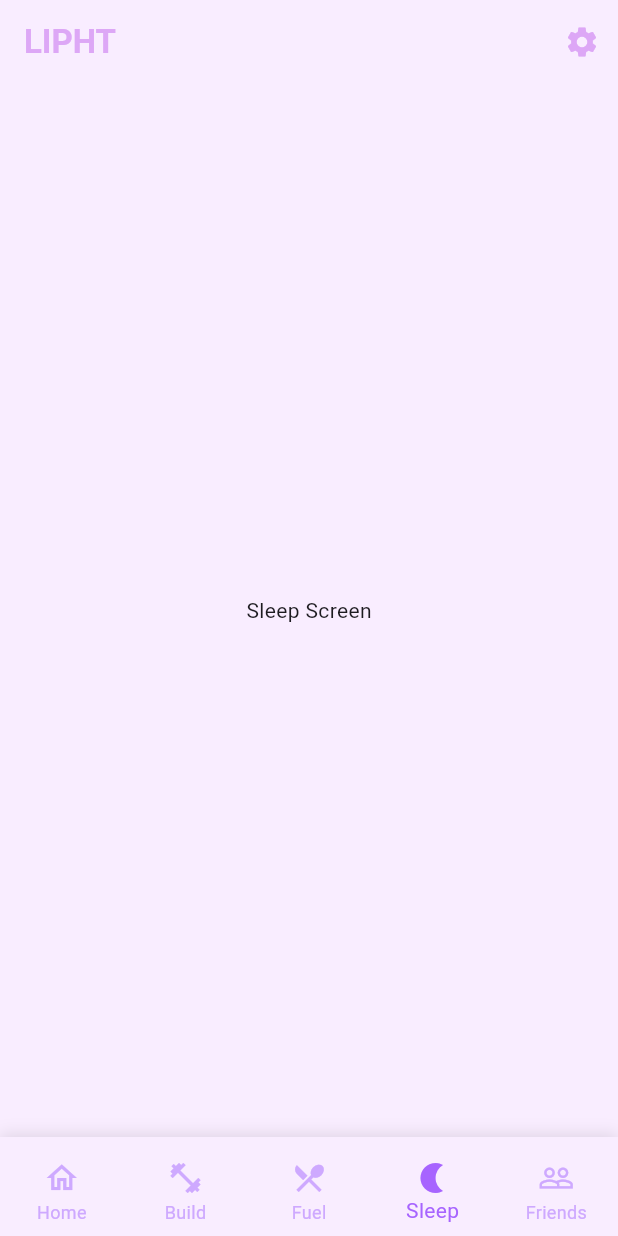
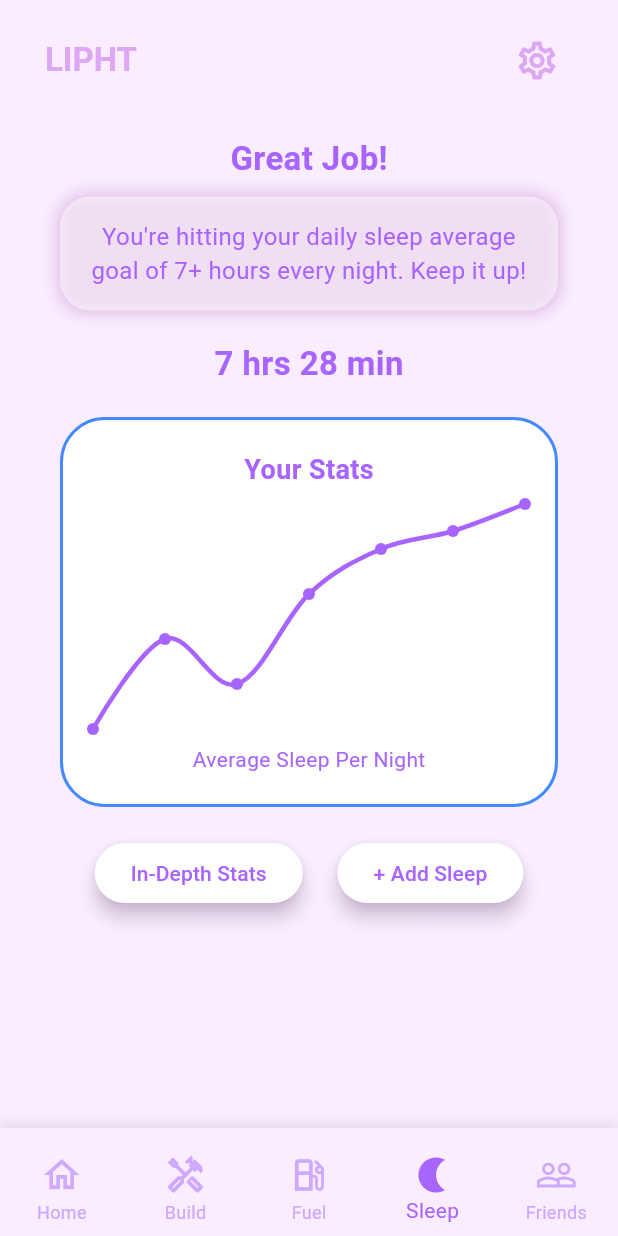
Before and after one commit to maynguyen26/lipht, a Flutter app: the MainLayout screen opened by its route, item 4 of the bottom bar chosen, on a phone screen of 412 x 824 dp. Run offline on Flutter 3.47's test engine with Material 3 defaults, Android fonts, the phone set to English and light mode, and no system bars; drawn by our look-alikes of fl_chart; our stand-ins replace cloud_firestore, connectivity_plus, firebase_auth, firebase_core, google_sign_in, sign_in_button; accounts and stored records are empty.

Commit message:
- Added sleep screen

```diff
--- a/lib/features/sleep/screens/sleep_screen.dart
+++ b/lib/features/sleep/screens/sleep_screen.dart
@@ -0,0 +1,157 @@
+import 'package:flutter/material.dart';
+import 'package:provider/provider.dart';
+import 'package:lipht/providers/auth_provider.dart';
+import 'package:lipht/routes/routes.dart';
+import 'package:fl_chart/fl_chart.dart';
+
+class SleepScreen extends StatelessWidget {
+  const SleepScreen({Key? key}) : super(key: key);
+
+  @override
+  Widget build(BuildContext context) {
+    return SingleChildScrollView(
+      child: Container(
+        color: const Color(0xFFF9EDFF),
+        child: Padding(
+          padding: EdgeInsets.symmetric(vertical: 10 , horizontal: 40),
+          child: Column(
+            crossAxisAlignment: CrossAxisAlignment.center,
+            children: [
+              Text(
+                "Great Job!",
+                style: TextStyle(
+                  fontSize: 22,
+                  fontWeight: FontWeight.bold,
+                  color: Color(0xFFA764FF),
+                ),
+              ),
+              SizedBox(height: 10),
+              Container(
+                padding: EdgeInsets.all(15),
+                decoration: BoxDecoration(
+                  color: Colors.white.withOpacity(0.5),
+                  borderRadius: BorderRadius.circular(20),
+                  boxShadow: [
+                    BoxShadow(
+                      color: Colors.purple.shade100,
+                      blurRadius: 8,
+                      spreadRadius: 2,
+                    ),
+                  ],
+                ),
+                child: Text(
+                  "You're hitting your daily sleep average goal of 7+ hours every night. Keep it up!",
+                  textAlign: TextAlign.center,
+                  style: TextStyle(color: Color(0xFFA764FF), fontSize: 16),
+                ),
+              ),
+              SizedBox(height: 20),
+              Text(
+                "7 hrs 28 min",
+                style: TextStyle(
+                  fontSize: 22,
+                  fontWeight: FontWeight.bold,
+                  color: Color(0xFFA764FF),
+                ),
+              ),
+              SizedBox(height: 20),
+              Container(
+                padding: EdgeInsets.all(20),
+                decoration: BoxDecoration(
+                  border: Border.all(color: Colors.blueAccent, width: 2),
+                  borderRadius: BorderRadius.circular(30),
+                  color: Colors.white,
+                ),
+                child: Column(
+                  children: [
+                    Text(
+                      "Your Stats",
+                      style: TextStyle(
+                        fontSize: 18,
+                        fontWeight: FontWeight.bold,
+                        color: Color(0xFFA764FF),
+                      ),
+                    ),
+                    SizedBox(height: 10),
+                    SizedBox(
+                      height: 150,
+                      child: LineChart(
+                        LineChartData(
+                          gridData: FlGridData(show: false),
+                          titlesData: FlTitlesData(show: false),
+                          borderData: FlBorderData(show: false),
+                          lineBarsData: [
+                            LineChartBarData(
+                              spots: [
+                                FlSpot(0, 5),
+                                FlSpot(1, 6),
+                                FlSpot(2, 5.5),
+                                FlSpot(3, 6.5),
+                                FlSpot(4, 7),
+                                FlSpot(5, 7.2),
+                                FlSpot(6, 7.5),
+                              ],
+                              isCurved: true,
+                              color: Color(0xFFA764FF),
+                              barWidth: 3,
+                              isStrokeCapRound: true,
+                            ),
+                          ],
+                        ),
+                      ),
+                    ),
+                    SizedBox(height: 10),
+                    Text(
+                      "Average Sleep Per Night",
+                      style: TextStyle(color: Color(0xFFA764FF), fontSize: 14),
+                    ),
+                  ],
+                ),
+              ),
+              SizedBox(height: 20),
+              Row(
+                mainAxisAlignment: MainAxisAlignment.spaceEvenly,
+                children: [
+                  ElevatedButton(
+                    onPressed: () {
+                      Navigator.of(context).pushNamed(Routes.sleepStats);
+                    },
+                    style: ElevatedButton.styleFrom(
+                      backgroundColor: Colors.white,
+                      shape: RoundedRectangleBorder(
+                        borderRadius: BorderRadius.circular(20),
+                      ),
+                      shadowColor: Colors.purple.shade100,
+                      elevation: 5,
+                    ),
+                    child: Text(
+                      "In-Depth Stats",
+                      style: TextStyle(color: Color(0xFFA764FF)),
+                    ),
+                  ),
+                  ElevatedButton(
+                    onPressed: () {
+                      Navigator.of(context).pushNamed(Routes.addSleep);
+                    },
+                    style: ElevatedButton.styleFrom(
+                      backgroundColor: Colors.white,
+                      shape: RoundedRectangleBorder(
+                        borderRadius: BorderRadius.circular(20),
+                      ),
+                      shadowColor: Colors.purple.shade100,
+                      elevation: 5,
+                    ),
+                    child: Text(
+                      "+ Add Sleep",
+                      style: TextStyle(color: Color(0xFFA764FF)),
+                    ),
+                  ),
+                ],
+              ),
+            ],
+          ),
+        ),
+      ),
+    );
+  }
+}
--- a/lib/presentation/screens/main_layout.dart
+++ b/lib/presentation/screens/main_layout.dart
@@ -4,6 +4,7 @@ import 'package:lipht/providers/auth_provider.dart';
 import 'package:lipht/presentation/widgets/bottom_nav_bar.dart';
 import 'package:lipht/features/home/screens/home_screen.dart';
 import 'package:lipht/features/build/screens/build_screen.dart';
+import 'package:lipht/features/sleep/screens/sleep_screen.dart';
 import 'package:lipht/routes/routes.dart';
 // Import other screen files when you create them
 // import 'package:lipht/features/fuel/screens/fuel_screen.dart';
@@ -81,6 +82,8 @@ class _MainLayoutState extends State<MainLayout> {
         backgroundColor: const Color(0xFFF9EDFF),
         elevation: 0,
         centerTitle: false,
+        titleSpacing: 30,
+        toolbarHeight: 80,
         title: const Text(
           'LIPHT',
           style: TextStyle(
@@ -89,13 +92,16 @@ class _MainLayoutState extends State<MainLayout> {
           ),
         ),
         actions: [
-          IconButton(
-            icon: const Icon(Icons.settings),
-            color: const Color(0xFFDDA7F6),
-            onPressed: () {
-              Navigator.of(context).pushNamed(Routes.settings);
-              debugPrint('Settings button pressed');
-            },
+          Padding(
+            padding: const EdgeInsets.only(right: 30.0),
+            child: IconButton(
+              icon: const Icon(Icons.settings_outlined, size: 30),
+              color: const Color(0xFFDDA7F6),
+              onPressed: () {
+                Navigator.of(context).pushNamed(Routes.settings);
+                debugPrint('Settings button pressed');
+              },
+            ),
           ),
         ],
         automaticallyImplyLeading: false,
@@ -114,7 +120,7 @@ class _MainLayoutState extends State<MainLayout> {
       HomeScreen(),
       _buildBuildTabWithAnimation(),
       Center(child: Text('Fuel Screen')),
-      Center(child: Text('Sleep Screen')),
+      SleepScreen(),
       Center(child: Text('Friends Screen')),
     ];
 
--- a/lib/presentation/widgets/bottom_nav_bar.dart
+++ b/lib/presentation/widgets/bottom_nav_bar.dart
@@ -22,7 +22,7 @@ class AppBottomNavBar extends StatelessWidget {
   Widget build(BuildContext context) {
     return Container(
       decoration: BoxDecoration(
-        color: const Color(0xFFF9EDFF), // Background color F9EDFF
+        color: const Color(0xFFF9EDFF),
         boxShadow: [
           BoxShadow(
             color: Colors.black.withOpacity(0.1),
@@ -31,9 +31,8 @@ class AppBottomNavBar extends StatelessWidget {
           ),
         ],
       ),
-      // Wrap with padding to add space at the top
       child: Padding(
-        padding: const EdgeInsets.only(top: 8.0), // Add extra padding at the top
+        padding: const EdgeInsets.only(top: 10.0),
         child: BottomNavigationBar(
           currentIndex: currentIndex,
           onTap: onTap,
@@ -42,6 +41,7 @@ class AppBottomNavBar extends StatelessWidget {
           selectedItemColor: const Color(0xFFA764FF),
           unselectedItemColor: const Color(0xFFCEA9FF),
           elevation: 0,
+          iconSize: 28,
           items: const [
             BottomNavigationBarItem(
               icon: Icon(Icons.home_outlined),
@@ -49,13 +49,13 @@ class AppBottomNavBar extends StatelessWidget {
               label: 'Home',
             ),
             BottomNavigationBarItem(
-              icon: Icon(Icons.fitness_center_outlined),
-              activeIcon: Icon(Icons.fitness_center),
+              icon: Icon(Icons.handyman_outlined),
+              activeIcon: Icon(Icons.handyman),
               label: 'Build',
             ),
             BottomNavigationBarItem(
-              icon: Icon(Icons.restaurant_menu_outlined),
-              activeIcon: Icon(Icons.restaurant_menu),
+              icon: Icon(Icons.local_gas_station_outlined),
+              activeIcon: Icon(Icons.local_gas_station),
               label: 'Fuel',
             ),
             BottomNavigationBarItem(
--- a/pubspec.yaml
+++ b/pubspec.yaml
@@ -48,6 +48,7 @@ dependencies:
   firebase_data_connect: ^0.1.3+2
   google_sign_in: ^6.3.0
   sign_in_button: ^3.2.0
+  fl_chart: ^0.70.2
 
 dev_dependencies:
   flutter_test:
```
Also changed, not shown: pubspec.lock.
